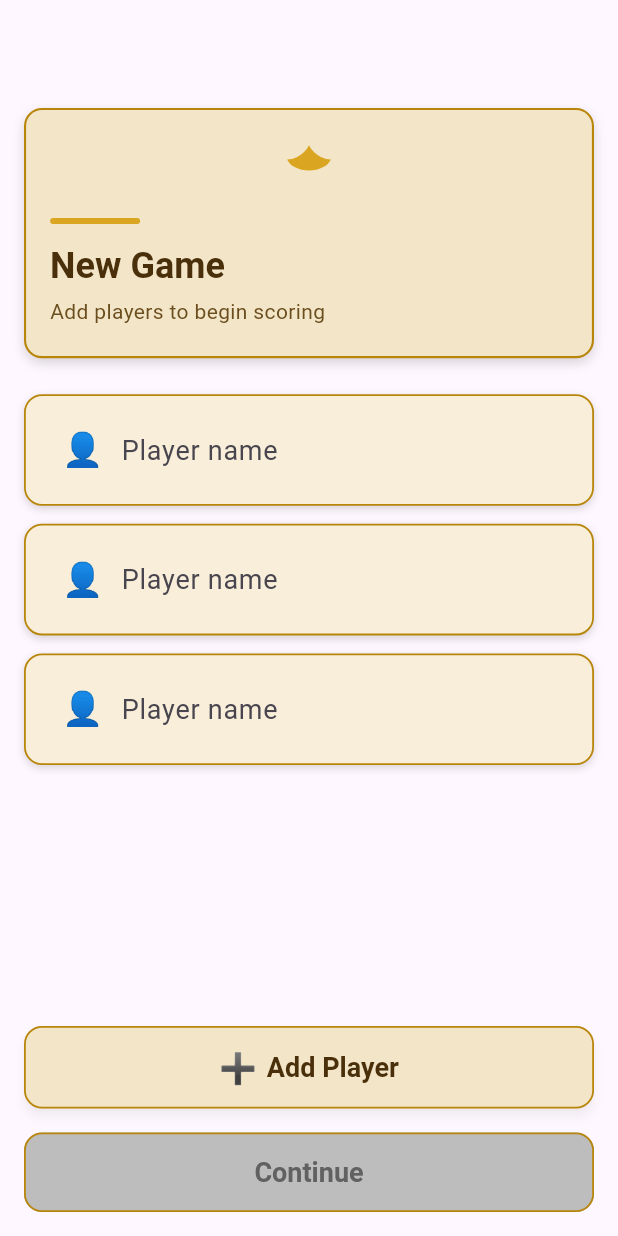
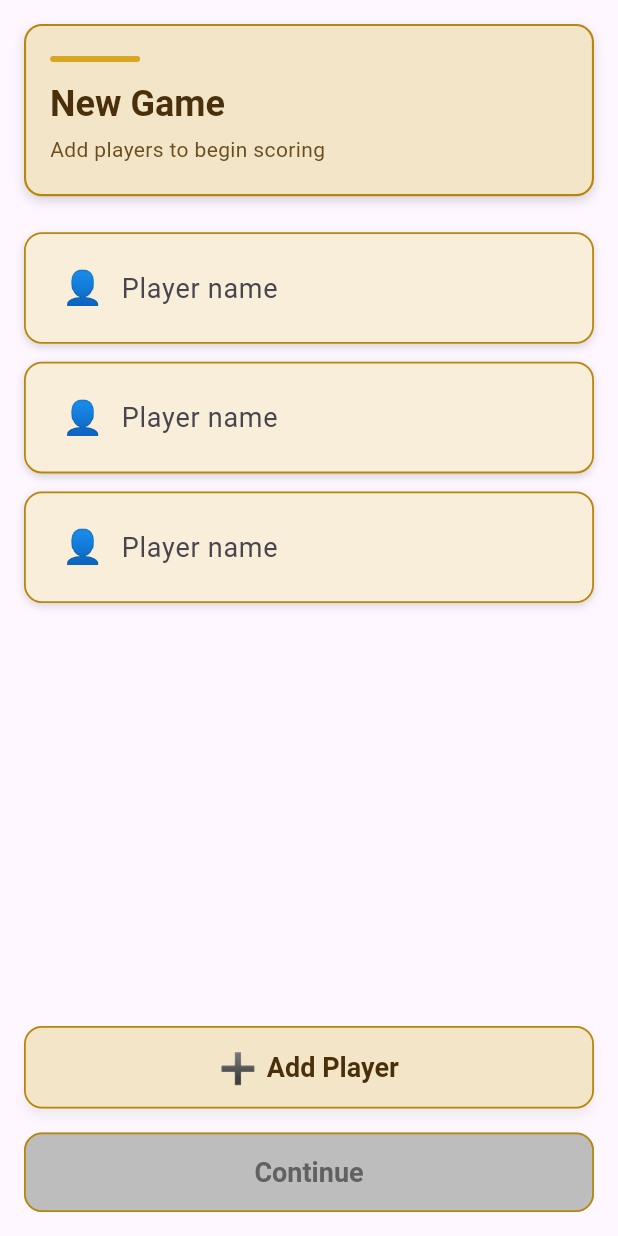
Before and after one commit to BetterSoftwareFast/SevenWondersScoring, a Flutter app: the NewGamePage screen opened by its route, on a phone screen of 412 x 824 dp. Run offline on Flutter 3.47's test engine with Material 3 defaults, Android fonts, the phone set to English and light mode, and no system bars; our stand-ins replace flutter_svg, shared_preferences; accounts and stored records are empty.

Commit message:
shrink heading

```diff
--- a/lib/new_game_page.dart
+++ b/lib/new_game_page.dart
@@ -166,13 +166,13 @@ class _NewGamePageState extends State<NewGamePage> {
     );
 
     return Scaffold(
-      appBar: AppBar(
-        title: Text("7 Wonders Scoring"),
-        elevation: 0,
-        backgroundColor: Colors.transparent,
-        foregroundColor: Colors.transparent,
-      ),
-      extendBodyBehindAppBar: true,
+      // appBar: AppBar(
+      //   title: Text("7 Wonders Scoring"),
+      //   elevation: 0,
+      //   backgroundColor: Colors.transparent,
+      //   foregroundColor: Colors.transparent,
+      // ),
+      // extendBodyBehindAppBar: true,
 
       body: SafeArea(
         child: Padding(
@@ -180,7 +180,7 @@ class _NewGamePageState extends State<NewGamePage> {
           child: Column(
             crossAxisAlignment: CrossAxisAlignment.stretch,
             children: [
-              // Header
+              //Header
               Container(
                 padding: const EdgeInsets.symmetric(
                   vertical: 20,
@@ -201,22 +201,22 @@ class _NewGamePageState extends State<NewGamePage> {
                 child: Column(
                   crossAxisAlignment: CrossAxisAlignment.start,
                   children: [
-                    Center(
-                      child: SizedBox(
-                        height: 36,
-                        width: 36,
-                        child: ColorFiltered(
-                          colorFilter: ColorFilter.mode(
-                            goldBright,
-                            BlendMode.srcIn,
-                          ),
-                          child: SvgPicture.asset(
-                            'assets/icons/laurel.svg',
-                          ),
-                        ),
-                      ),
-                    ),
-                    const SizedBox(height: 16),
+                    // Center(
+                    //   child: SizedBox(
+                    //     height: 36,
+                    //     width: 36,
+                    //     child: ColorFiltered(
+                    //       colorFilter: ColorFilter.mode(
+                    //         goldBright,
+                    //         BlendMode.srcIn,
+                    //       ),
+                    //       child: SvgPicture.asset(
+                    //         'assets/icons/laurel.svg',
+                    //       ),
+                    //     ),
+                    //   ),
+                    // ),
+                    // const SizedBox(height: 16),
                     Container(
                       height: 4,
                       width: 60,
```
